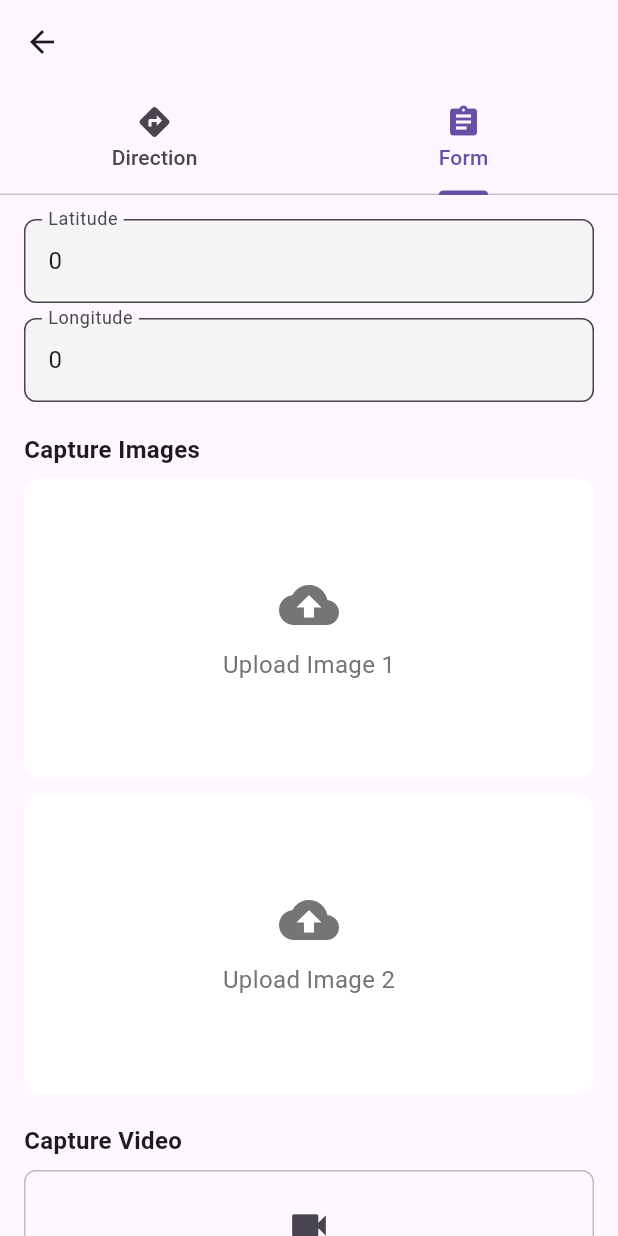
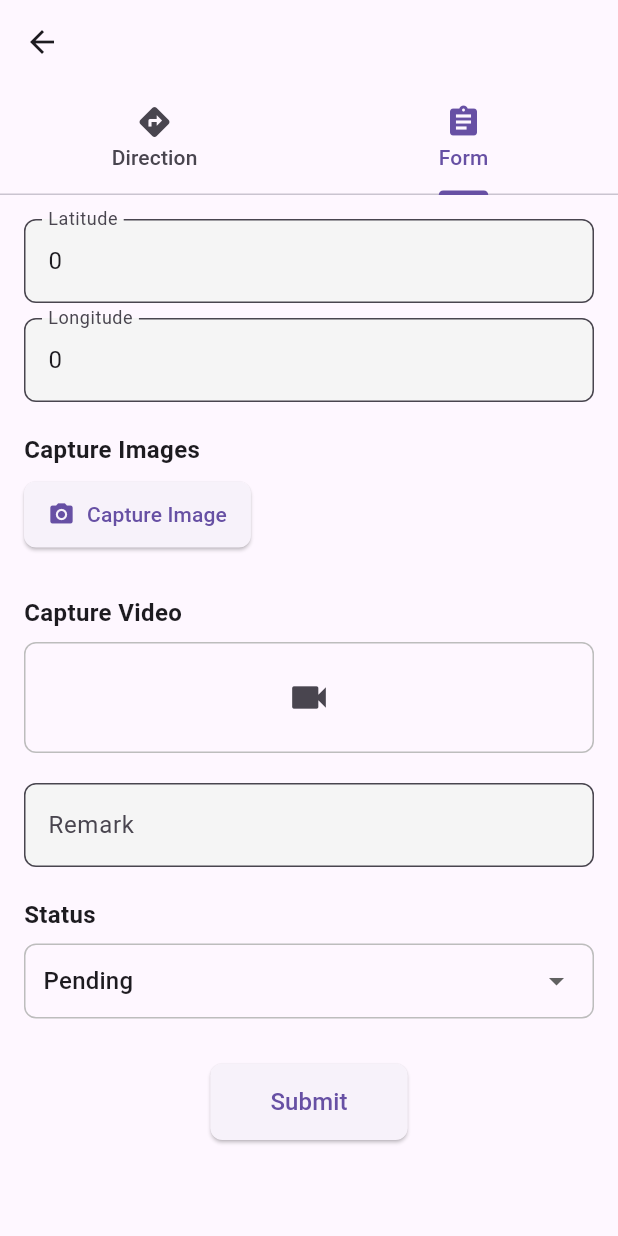
Before and after one commit to nithiya2002/SIPCOT, a Flutter app: the TaskDetailScreen screen opened directly with empty values, tab 2 chosen, on a phone screen of 412 x 824 dp. Run offline on Flutter 3.47's test engine with Material 3 defaults, Android fonts, the phone set to English and light mode, and no system bars; our stand-ins replace image_picker, video_player; network calls fail.

Commit message:
Camera feature

```diff
--- a/lib/surveyorflow/taskDetailScreen.dart
+++ b/lib/surveyorflow/taskDetailScreen.dart
@@ -1,11 +1,15 @@
 import 'package:flutter/material.dart';
-import 'package:sipcot/customImageUpload.dart';
+import 'package:sipcot/widgets/image_capture_section.dart';
 
 class TaskDetailScreen extends StatefulWidget {
   final Map<String, dynamic> task;
   final VoidCallback onCompleted;
 
-  const TaskDetailScreen({super.key, required this.task, required this.onCompleted});
+  const TaskDetailScreen({
+    super.key,
+    required this.task,
+    required this.onCompleted,
+  });
 
   @override
   _TaskDetailScreenState createState() => _TaskDetailScreenState();
@@ -14,8 +18,6 @@ class TaskDetailScreen extends StatefulWidget {
 class _TaskDetailScreenState extends State<TaskDetailScreen> {
   String status = "Pending";
   TextEditingController remarkController = TextEditingController();
-
-  // Example values for lat & long (auto-populated)
   TextEditingController latController = TextEditingController();
   TextEditingController longController = TextEditingController();
 
@@ -67,27 +69,25 @@ class _TaskDetailScreenState extends State<TaskDetailScreen> {
       child: Column(
         crossAxisAlignment: CrossAxisAlignment.start,
         children: [
-          // Latitude & Longitude Fields
           buildTextField("Latitude", latController, readOnly: true),
           SizedBox(height: 10),
           buildTextField("Longitude", longController, readOnly: true),
           SizedBox(height: 20),
 
-          // Image Upload Section
           buildSectionTitle("Capture Images"),
-          buildImageUploadField(),
+          ImageCaptureSection(
+            latitude: latController.text,
+            longitude: longController.text,
+          ),
           SizedBox(height: 20),
 
-          // Video Capture Section
           buildSectionTitle("Capture Video"),
           buildVideoUploadField(),
           SizedBox(height: 20),
 
-          // Remark Input Field
           buildTextField("Remark", remarkController),
           SizedBox(height: 20),
 
-          // Status Dropdown
           buildSectionTitle("Status"),
           Container(
             padding: EdgeInsets.symmetric(horizontal: 12),
@@ -107,7 +107,6 @@ class _TaskDetailScreenState extends State<TaskDetailScreen> {
           ),
           SizedBox(height: 30),
 
-          // Submit Button
           Center(
             child: ElevatedButton(
               onPressed: submitForm,
@@ -132,7 +131,8 @@ class _TaskDetailScreenState extends State<TaskDetailScreen> {
     );
   }
 
-  Widget buildTextField(String label, TextEditingController controller, {bool readOnly = false}) {
+  Widget buildTextField(String label, TextEditingController controller,
+      {bool readOnly = false}) {
     return TextField(
       controller: controller,
       readOnly: readOnly,
@@ -142,28 +142,6 @@ class _TaskDetailScreenState extends State<TaskDetailScreen> {
         filled: true,
         fillColor: Colors.grey.shade100,
       ),
-    );
-  }
-
-  Widget buildImageUploadField() {
-    return Column(
-      children: [
-        CustomImageUploadField(
-          initialImagePath: null,
-          text: "Upload Image 1",
-          onImageSelected: (file) {
-            print("Selected image: ${file.path}");
-          },
-        ),
-        SizedBox(height: 10),
-        CustomImageUploadField(
-          initialImagePath: null,
-          text: "Upload Image 2",
-          onImageSelected: (file) {
-            print("Selected image: ${file.path}");
-          },
-        ),
-      ],
     );
   }
 
--- /dev/null
+++ b/lib/widgets/image_capture_section.dart
@@ -0,0 +1,79 @@
+import 'dart:io';
+import 'package:flutter/material.dart';
+import 'package:image_picker/image_picker.dart';
+import 'image_preview_item.dart';
+
+class ImageCaptureSection extends StatefulWidget {
+  final String latitude;
+  final String longitude;
+
+  const ImageCaptureSection({
+    super.key,
+    required this.latitude,
+    required this.longitude,
+  });
+
+  @override
+  State<ImageCaptureSection> createState() => _ImageCaptureSectionState();
+}
+
+class _ImageCaptureSectionState extends State<ImageCaptureSection> {
+  final ImagePicker _picker = ImagePicker();
+  List<File> capturedImages = [];
+
+  Future<void> captureImage() async {
+    if (capturedImages.length >= 4) {
+      ScaffoldMessenger.of(context).showSnackBar(
+        SnackBar(content: Text("Maximum 4 images can be captured.")),
+      );
+      return;
+    }
+
+    final XFile? image = await _picker.pickImage(source: ImageSource.camera);
+    if (image != null) {
+      setState(() {
+        capturedImages.add(File(image.path));
+      });
+    }
+  }
+
+  void deleteImage(int index) {
+    setState(() {
+      capturedImages.removeAt(index);
+    });
+  }
+
+  @override
+  Widget build(BuildContext context) {
+    return Column(
+      children: [
+        ElevatedButton.icon(
+          onPressed: captureImage,
+          icon: Icon(Icons.camera_alt),
+          label: Text("Capture Image"),
+          style: ElevatedButton.styleFrom(
+            padding: EdgeInsets.symmetric(horizontal: 16, vertical: 12),
+            shape: RoundedRectangleBorder(borderRadius: BorderRadius.circular(8)),
+          ),
+        ),
+        SizedBox(height: 10),
+        if (capturedImages.isNotEmpty)
+          SizedBox(
+            height: 150,
+            child: ListView.builder(
+              scrollDirection: Axis.horizontal,
+              itemCount: capturedImages.length,
+              itemBuilder: (context, index) {
+                return ImagePreviewItem(
+                  image: capturedImages[index],
+                  lat: widget.latitude,
+                  lng: widget.longitude,
+                  onDelete: () => deleteImage(index),
+                );
+              },
+            ),
+          ),
+      ],
+    );
+  }
+}
--- a/pubspec.yaml
+++ b/pubspec.yaml
@@ -37,7 +37,11 @@ dependencies:
   video_player: ^2.9.3
   image_picker: ^1.1.2
   geolocator: ^10.1.0
-  geocoding: ^2.1.0
+  geocoding: ^2.1.1
+  intl: ^0.18.1
+  screenshot: ^1.3.0
+  path_provider: ^2.1.2
+  image_gallery_saver: ^1.7.1
 
 dev_dependencies:
   flutter_test:
```
Also changed, not shown: lib/Screens/Image_capture_screen.dart (deleted, +0 -67 lines), lib/main.dart (+9 -10 lines), lib/widgets/ImageLocationOverlay.dart (deleted, +0 -48 lines), lib/widgets/camera_capture_button.dart (deleted, +0 -15 lines), lib/widgets/captured_image_view.dart (deleted, +0 -42 lines), lib/widgets/full_screen_imageView.dart (added, +63 -0 lines), lib/widgets/image_preview_item.dart (added, +79 -0 lines), pubspec.lock, 1 other file.
